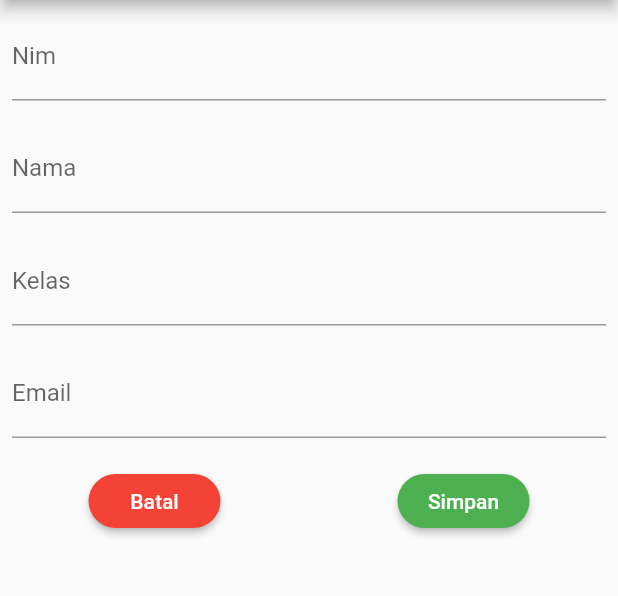
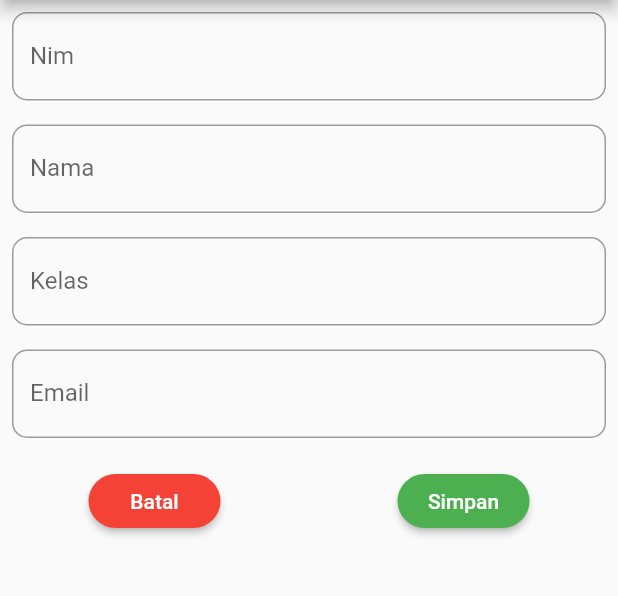
Before and after one commit to triyono777/tugas_kampus, a Flutter app: the TambahScreen screen opened by its route, on a phone screen of 412 x 824 dp, the part 84-680 px from its top. Run offline on Flutter 3.47's test engine with Material 2 defaults, Android fonts, the phone set to English and light mode, and no system bars; our stand-ins replace fancy_bottom_navigation; network calls fail.

Commit message:
fix tampilan

```diff
--- a/lib/tambah_screen.dart
+++ b/lib/tambah_screen.dart
@@ -1,5 +1,6 @@
 import 'package:data_mahasiswa/main.dart';
 import 'package:flutter/material.dart';
+import 'package:flutter/painting.dart';
 import 'package:http/http.dart' as http;
 
 class TambahScreen extends StatefulWidget {
@@ -118,7 +119,10 @@ class TemplateTextField extends StatelessWidget {
       child: TextField(
         controller: controller,
         decoration: InputDecoration(
-            labelText: '$label', hintText: 'Silahkan Masukkan $label'),
+            labelText: '$label',
+            hintText: 'Silahkan Masukkan $label',
+            border:
+                OutlineInputBorder(borderRadius: BorderRadius.circular(10))),
       ),
     );
   }
```
